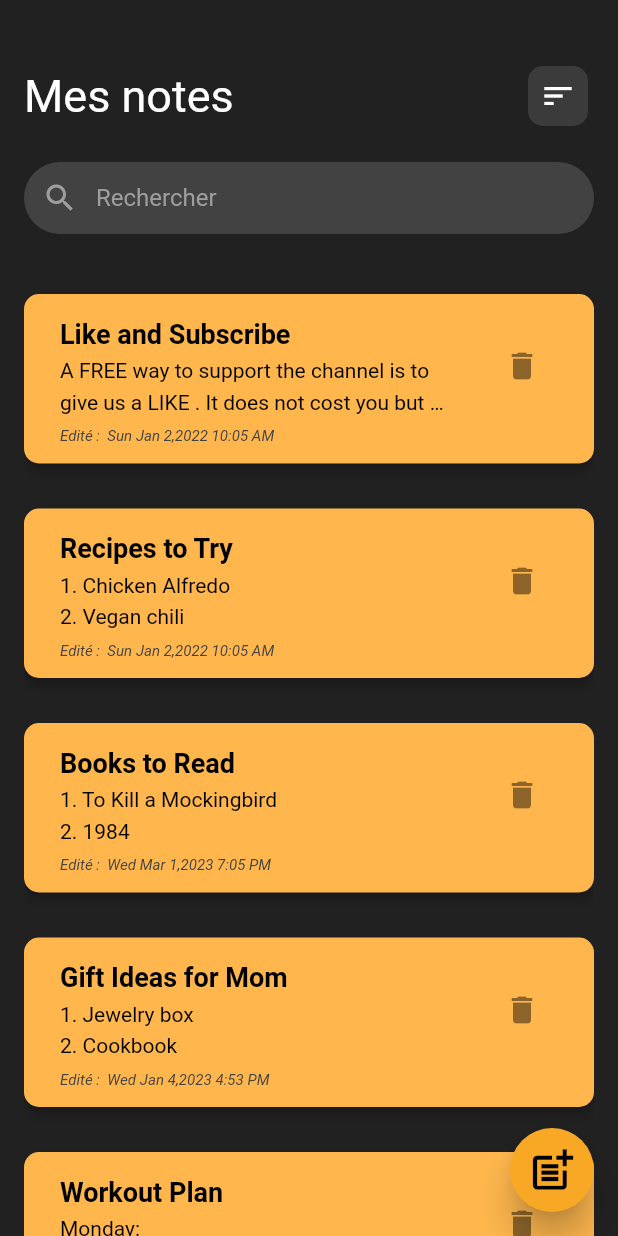
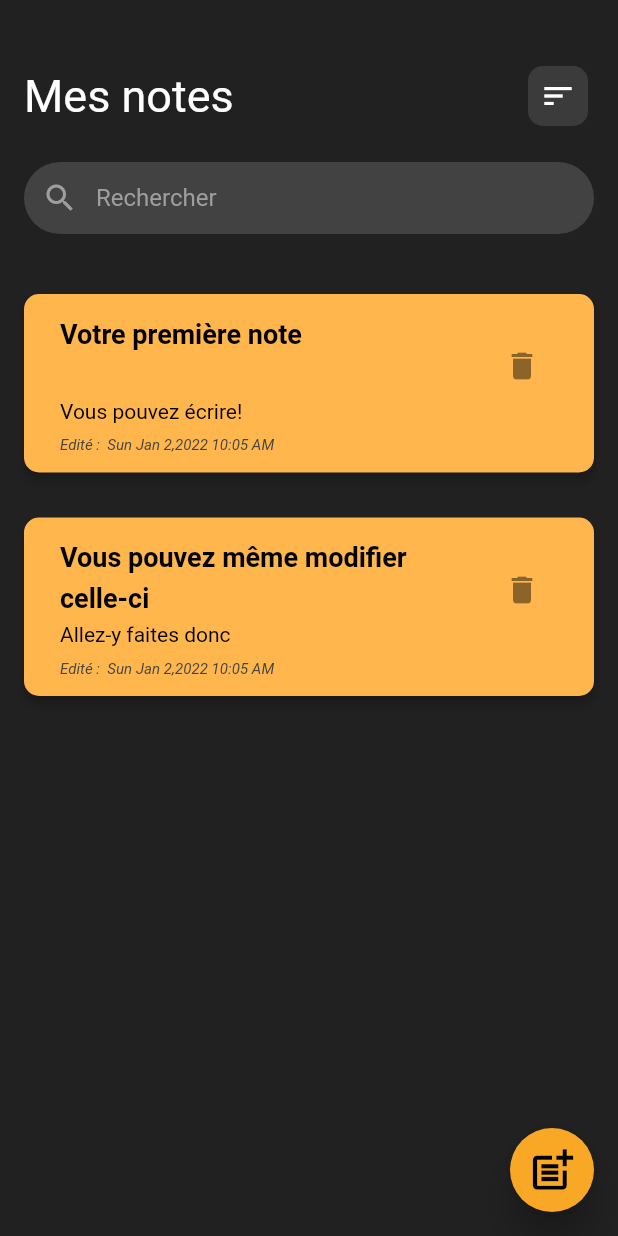
Before and after one commit to Hurtrelle-Romain/notepadFlutter, a Flutter app: the screen it shows after launch, on a phone screen of 412 x 824 dp. Run offline on Flutter 3.47's test engine with Material 2 defaults, Android fonts, the phone set to English and light mode, and no system bars.

Commit message:
commit code suite2

```diff
--- a/lib/main.dart
+++ b/lib/main.dart
@@ -13,6 +13,7 @@ class MyApp extends StatelessWidget {
   Widget build(BuildContext context) {
     return const MaterialApp(
       title: 'Flutter Demo',
+        debugShowCheckedModeBanner: false,
         home: HomeScreen(),
     );
   }
--- a/lib/models/note.dart
+++ b/lib/models/note.dart
@@ -16,63 +16,17 @@ class Note {
 List<Note> sampleNotes = [
   Note(
     id: 0,
-    title: 'Like and Subscribe',
+    title: 'Votre première note \n',
     content:
-        'A FREE way to support the channel is to give us a LIKE . It does not cost you but means a lot to us.\nIf you are new here please Subscribe',
+        'Vous pouvez écrire!\n',
     modifiedTime: DateTime(2022,1,1,34,5),
   ),
   Note(
     id: 1,
-    title: 'Recipes to Try',
+    title: 'Vous pouvez même modifier celle-ci',
     content:
-        '1. Chicken Alfredo\n2. Vegan chili\n3. Spaghetti carbonara\n4. Chocolate lava cake',
+        'Allez-y faites donc',
     modifiedTime: DateTime(2022,1,1,34,5),
   ),
-  Note(
-    id: 2,
-    title: 'Books to Read',
-    content:
-        '1. To Kill a Mockingbird\n2. 1984\n3. The Great Gatsby\n4. The Catcher in the Rye',
-    modifiedTime: DateTime(2023,3,1,19,5),
-  ),
-  Note(
-    id: 3,
-    title: 'Gift Ideas for Mom',
-    content: '1. Jewelry box\n2. Cookbook\n3. Scarf\n4. Spa day gift card',
-   modifiedTime: DateTime(2023,1,4,16,53),
-  ),
-  Note(
-    id: 4,
-    title: 'Workout Plan',
-    content:
-        'Monday:\n- Run 5 miles\n- Yoga class\nTuesday:\n- HIIT circuit training\n- Swimming laps\nWednesday:\n- Rest day\nThursday:\n- Weightlifting\n- Spin class\nFriday:\n- Run 3 miles\n- Pilates class\nSaturday:\n- Hiking\n- Rock climbing',
-    modifiedTime: DateTime(2023,5,1,11,6),
-  ),
-  Note(
-    id: 5,
-    title: 'Bucket List',
-    content:
-        '1. Travel to Japan\n2. Learn to play the guitar\n3. Write a novel\n4. Run a marathon\n5. Start a business',
-   modifiedTime: DateTime(2023,1,6,13,9),
-  ),
-    Note(
-    id: 6,
-    title: 'Little pigs',
-    content: "Once upon a time there were three little pigs who set out to seek their fortune.",
-   modifiedTime: DateTime(2023,3,7,11,12),
-  ),
-  Note(
-    id: 7,
-    title: 'Meeting Notes',
-    content:
-        'Attendees: John, Mary, David\nAgenda:\n- Budget review\n- Project updates\n- Upcoming events',
-    modifiedTime: DateTime(2023,2,1,15,14),
-  ),
-  Note(
-    id: 8,
-    title: 'Ideas for Vacation',
-    content:
-        '1. Visit Grand Canyon\n2. Go on a hot air balloon ride\n3. Try local cuisine\n4. Attend a concert',
-    modifiedTime: DateTime(2023,2,1,12,34),
-  ),
+
 ];
--- a/lib/screens/home.dart
+++ b/lib/screens/home.dart
@@ -1,9 +1,7 @@
-
-import 'dart:math';
 
 import 'package:flutter/material.dart';
 import 'package:intl/intl.dart';
-import 'package:notepad_flutter/constants/colors.dart';
+import 'package:notepad_flutter/screens/edit.dart';
 
 import '../models/note.dart';
 
@@ -25,17 +23,15 @@ class _HomeScreenState extends State<HomeScreen> {
   }
 
   List<Note> sortNotesByModifiedTime(List<Note> notes) {
-    if(sorted) {
-      notes.sort((a,b) =>  a.modifiedTime.compareTo(b.modifiedTime));
+    if (sorted) {
+      notes.sort((a, b) => a.modifiedTime.compareTo(b.modifiedTime));
     } else {
-      notes.sort((b,a) =>  a.modifiedTime.compareTo(b.modifiedTime));
+      notes.sort((b, a) => a.modifiedTime.compareTo(b.modifiedTime));
     }
 
-    sorted=!sorted;
+    sorted = !sorted;
     return notes;
   }
-
-
 
   /** getRandomColor(){
       Random random = Random();
@@ -53,55 +49,60 @@ class _HomeScreenState extends State<HomeScreen> {
     });
   }
 
-  void deleteNote(int index){
+  void deleteNote(int index) {
     setState(() {
+      Note note = filterNotes[index];
+      sampleNotes.remove(note);
       filterNotes.removeAt(index);
     });
   }
-
 
   @override
   Widget build(BuildContext context) {
     return Scaffold(
       backgroundColor: Colors.grey.shade900,
       body: Padding(
-        padding: const EdgeInsets.fromLTRB(16,40,16,0),
+        padding: const EdgeInsets.fromLTRB(16, 40, 16, 0),
         child: Column(
           children: [
             Row(
               mainAxisAlignment: MainAxisAlignment.spaceBetween,
               children: [
-                  const Text('Mes notes',
-                    style: TextStyle(fontSize: 30, color: Colors.white),),
-                  IconButton(onPressed: (){
+                const Text(
+                  'Mes notes',
+                  style: TextStyle(fontSize: 30, color: Colors.white),
+                ),
+                IconButton(
+                    onPressed: () {
                       setState(() {
                         filterNotes = sortNotesByModifiedTime(filterNotes);
                       });
                     },
-                      padding: EdgeInsets.all(0),
+                    padding: const EdgeInsets.all(0),
                     icon: Container(
                       width: 40,
                       height: 40,
                       decoration: BoxDecoration(
                           color: Colors.grey.shade800.withOpacity(.8),
                           borderRadius: BorderRadius.circular(10)),
-                          child: Icon(
+                      child: const Icon(
                         Icons.sort,
                         color: Colors.white,
                       ),
-                      )
-                  )
+                    ))
               ],
             ),
-              SizedBox(height: 20,),
+            const SizedBox(
+              height: 20,
+            ),
             TextField(
               onChanged: onSearchTextChanged,
-                style: TextStyle(fontSize: 16,color: Colors.white),
+              style: const TextStyle(fontSize: 16, color: Colors.white),
               decoration: InputDecoration(
-                  contentPadding: EdgeInsets.symmetric(vertical: 12),
+                contentPadding: const EdgeInsets.symmetric(vertical: 12),
                 hintText: "Rechercher",
-                  hintStyle: TextStyle(color: Colors.grey),
-                  prefixIcon: Icon(
+                hintStyle: const TextStyle(color: Colors.grey),
+                prefixIcon: const Icon(
                   Icons.search,
                   color: Colors.grey,
                 ),
@@ -109,32 +110,58 @@ class _HomeScreenState extends State<HomeScreen> {
                 filled: true,
                 focusedBorder: OutlineInputBorder(
                     borderRadius: BorderRadius.circular(30),
-                    borderSide: BorderSide(color: Colors.transparent)),
+                    borderSide: const BorderSide(color: Colors.transparent)),
                 enabledBorder: OutlineInputBorder(
                     borderRadius: BorderRadius.circular(30),
-                    borderSide: BorderSide(color: Colors.transparent)),
+                    borderSide: const BorderSide(color: Colors.transparent)),
               ),
             ),
             Expanded(
                 child: ListView.builder(
-                    padding: EdgeInsets.only(top: 40),
+                  padding: const EdgeInsets.only(top: 40),
                   itemCount: filterNotes.length,
-                    itemBuilder: (context,index) {
-                      return
-                        Card(
+                  itemBuilder: (context, index) {
+                    return Card(
                       margin: const EdgeInsets.only(bottom: 30),
                       color: Colors.orange.shade300,
                       elevation: 3,
-                          shape: RoundedRectangleBorder(borderRadius: BorderRadius.circular(10)),
+                      shape: RoundedRectangleBorder(
+                          borderRadius: BorderRadius.circular(10)),
                       child: Padding(
                         padding: const EdgeInsets.all(8.0),
                         child: ListTile(
+                          onTap:() async {
+                            final result = await Navigator.push(
+                              context,
+                              MaterialPageRoute(
+                                builder: (BuildContext context) =>
+                                 EditScreen(note: filterNotes[index]),
+                              ),
+                            );
+                            if (result!=null) {
+                              setState(() {
+                               int originalIndex = sampleNotes.indexOf(filterNotes[index]);
+                                sampleNotes[originalIndex] = Note(
+                                    id: sampleNotes[originalIndex].id,
+                                    title: result[0],
+                                    content: result[1],
+                                    modifiedTime: DateTime.now());
+
+                                filterNotes[index] = Note(
+                                    id: filterNotes[originalIndex].id,
+                                    title: result[0],
+                                    content: result[1],
+                                    modifiedTime: DateTime.now());
+
+                              });
+                            }
+                          },
                           title: RichText(
                             maxLines: 3,
                             overflow: TextOverflow.ellipsis,
                             text: TextSpan(
                                 text: "${filterNotes[index].title} \n",
-                                    style: TextStyle(
+                                style: const TextStyle(
                                     color: Colors.black,
                                     fontWeight: FontWeight.bold,
                                     fontSize: 18,
@@ -142,70 +169,32 @@ class _HomeScreenState extends State<HomeScreen> {
                                 children: [
                                   TextSpan(
                                     text: "${filterNotes[index].content}",
-                                        style: TextStyle(
+                                    style: const TextStyle(
                                         color: Colors.black,
                                         fontWeight: FontWeight.normal,
                                         fontSize: 14,
                                         height: 1.5),
                                   ),
-                                    ]
-                                ),
+                                ]),
                           ),
                           subtitle: Padding(
                             padding: const EdgeInsets.only(top: 8.0),
-                                child: Text('Edité :  ${DateFormat('EEE MMM d,yyyy h:mm a').format(filterNotes[index].modifiedTime)}',
+                            child: Text(
+                              'Edité :  ${DateFormat('EEE MMM d,yyyy h:mm a').format(filterNotes[index].modifiedTime)}',
                               style: TextStyle(
                                   fontSize: 10,
                                   fontStyle: FontStyle.italic,
-                                      color: Colors.grey.shade800
+                                  color: Colors.grey.shade800),
                             ),
                           ),
-                              ),
-                              trailing: IconButton(onPressed: () {
-                                showDialog(
-                                    context: context,
-                                    builder: (BuildContext context) {
-                                      return AlertDialog(
-                                        backgroundColor: Colors.grey.shade900,
-                                        icon: Icon(Icons.info, color: Colors.grey,),
-                                        title: Text("Voulez-vous vraiment effacer cette note?",
-                                          style: TextStyle(color: Colors.white),
-                                        ),
-                                        content: Row(
-                                          mainAxisAlignment: MainAxisAlignment.spaceBetween,
-                                            children: [
-                                          ElevatedButton(
-                                            onPressed: (){
-                                            Navigator.pop(context,true);
+                          trailing: IconButton(
+                            onPressed: () async {
+                              final result = await ConfirmDialog(context);
+                              if (result!=null && result) {
+                                deleteNote(index);
+                              }
                             },
-                                            style: ElevatedButton.styleFrom(
-                                              backgroundColor: Colors.green),
-                                            child: SizedBox(
-                                              width: 60,
-                                            child: Text(
-                                              "Oui",
-                                              textAlign: TextAlign.center,
-                                              style: TextStyle(color: Colors.white),
-                                            ),
-                                          )),
-                                          ElevatedButton(onPressed: (){
-                                            Navigator.pop(context,false);
-                                          },
-                                            style: ElevatedButton.styleFrom(
-                                                backgroundColor: Colors.red),
-                                            child: SizedBox(
-                                              width: 60,
-                                              child: Text(
-                                                "Non",
-                                                textAlign: TextAlign.center,
-                                                style: TextStyle(color: Colors.white),
-                                              ),
-                                            )),
-                                        ]),
-                                      );
-                                    });
-                                deleteNote(index);
-                              },icon: Icon(
+                            icon: const Icon(
                               Icons.delete,
                             ),
                           ),
@@ -213,16 +202,93 @@ class _HomeScreenState extends State<HomeScreen> {
                       ),
                     );
                   },
-               )
-              )
+                ))
           ],
         ),
       ),
-      floatingActionButton: FloatingActionButton(onPressed:() {},
+      floatingActionButton: FloatingActionButton(
+        onPressed: () async {
+         final result = await Navigator.push(
+              context,
+              MaterialPageRoute(
+                builder: (BuildContext context) => const EditScreen(),
+              ),
+          );
+
+         if (result!=null) {
+           setState(() {
+             sampleNotes.add(Note(
+                 id: sampleNotes.length,
+                     title: result[0],
+                     content: result[1],
+                     modifiedTime: DateTime.now()));
+             filterNotes = sampleNotes;
+           });
+         }
+        },
+
         elevation: 10,
         backgroundColor: Colors.yellow.shade800,
-        child: Icon(Icons.post_add, size: 34,color: Colors.black,),
+        child: const Icon(
+          Icons.post_add,
+          size: 34,
+          color: Colors.black,
+        ),
       ),
     );
   }
+
+  Future<dynamic> ConfirmDialog(BuildContext context) {
+    return showDialog(
+        context: context,
+        builder: (BuildContext context) {
+          return AlertDialog(
+            backgroundColor: Colors.grey.shade900,
+            icon: const Icon(
+              Icons.info,
+              color: Colors.grey,
+            ),
+            title: const Text(
+              "Voulez-vous vraiment effacer cette note?",
+              style: TextStyle(color: Colors.white),
+            ),
+            content: Row(
+                mainAxisAlignment:
+                MainAxisAlignment.spaceAround,
+                children: [
+                  ElevatedButton(
+                      onPressed: () {
+                        Navigator.pop(context, true);
+                      },
+                      style: ElevatedButton.styleFrom(
+                          backgroundColor: Colors.green),
+                      child: const SizedBox(
+                        width: 60,
+                        child: Text(
+                          "Oui",
+                          textAlign: TextAlign.center,
+                          style: TextStyle(
+                              color: Colors.white),
+                        ),
+                      )),
+                  ElevatedButton(
+                      onPressed: () {
+                        Navigator.pop(context, false);
+                      },
+                      style: ElevatedButton.styleFrom(
+                          backgroundColor: Colors.red),
+                      child: const SizedBox(
+                        width: 60,
+                        child: Text(
+                          "Non",
+                          textAlign: TextAlign.center,
+                          style: TextStyle(
+                              color: Colors.white),
+                        ),
+                      )),
+                ]),
+          );
         }
+    );
+  }
+}
```
Also changed, not shown: lib/screens/edit.dart (+17 -19 lines). Lines whose indentation alone changed are shown as unchanged.
